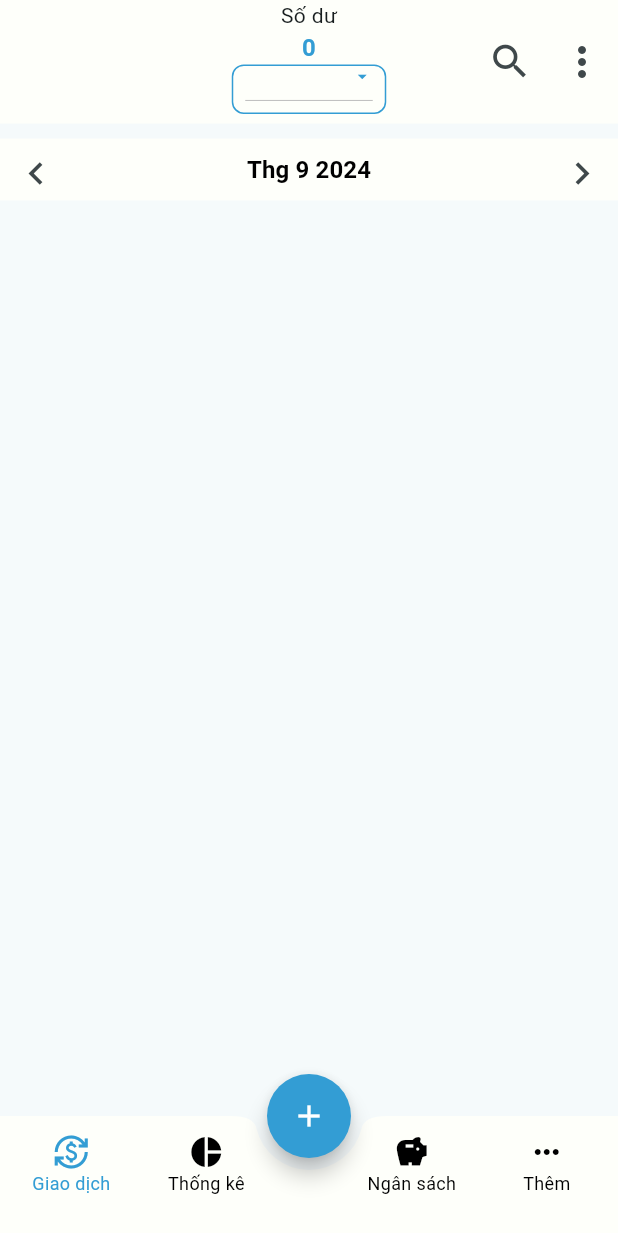
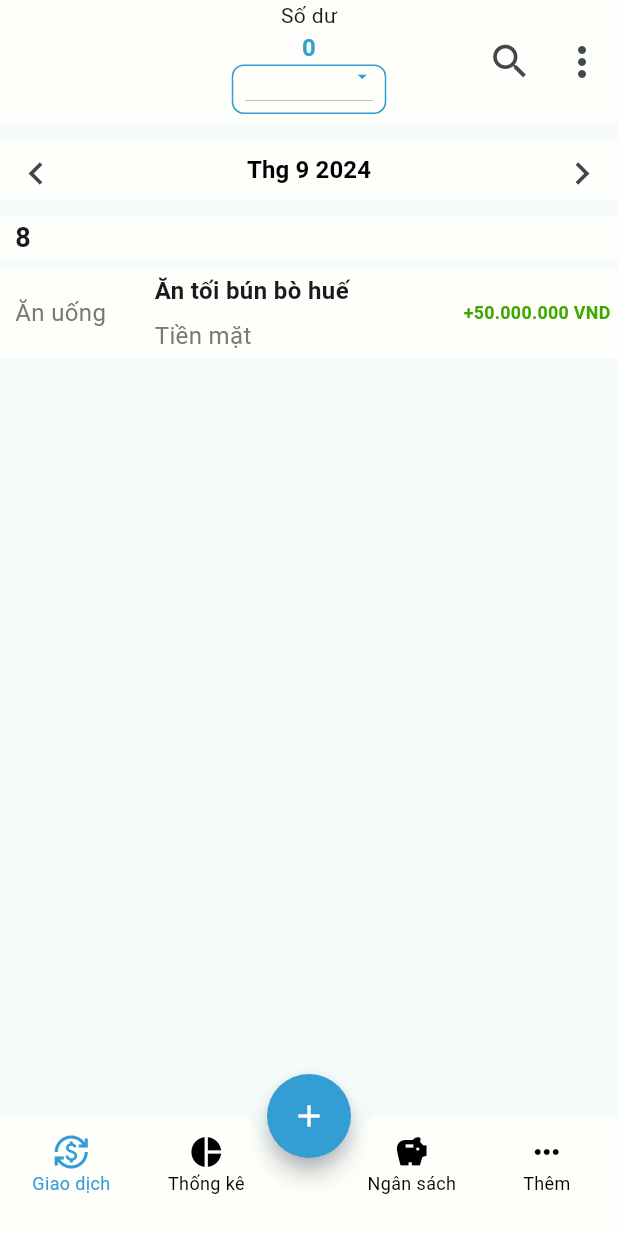
Before and after one commit to zont09/PersonalExpenseManagement, a Flutter app: the screen it shows after launch, on a phone screen of 412 x 824 dp. Shown: the top 1233 px of the screen. Run offline on Flutter 3.47's test engine with Material 3 defaults, Android fonts, the phone set to English and light mode, and no system bars; our stand-ins replace flutter_bloc, sqflite, sqflite_common_ffi; missing offline and left inert: month_year_picker; accounts and stored records are empty.

Commit message:
Add component transaction

```diff
--- a/lib/Screen/Transaction/TransactionScreen.dart
+++ b/lib/Screen/Transaction/TransactionScreen.dart
@@ -242,12 +242,93 @@ class _TransactionState extends State<Transaction> {
                         ),
                       ],
                     ),
-                  )
-                  // Expanded(
-                  //     child: SingleChildScrollView(
-                  //
-                  //   ),
-                  // )
+                  ),
+                  SizedBox(height: 10,),
+                  Expanded(
+                      child: SingleChildScrollView(
+                        child: Column(
+                          children: [
+                            Column(
+                              children: [
+                                Container(
+                                  padding: EdgeInsets.only(left: 10),
+                                  height: 30,
+                                  color: AppColors.Nen,
+                                  child: Row(
+                                    crossAxisAlignment: CrossAxisAlignment.center,
+                                    children: [
+                                      Text("8", style: TextStyle(fontWeight: FontWeight.bold, fontSize: 18),)
+                                    ],
+                                  ),
+                                ),
+                                SizedBox(height: 5,),
+                                Container(
+                                  height: 60,
+                                  color: AppColors.Nen,
+                                  child: InkWell(
+                                    child: Row(
+                                      children: [
+                                        Expanded(
+                                          flex: 1,
+                                          child: Container(
+                                            padding: EdgeInsets.only(left: 10),
+                                            child: Text('Ăn uống', style: TextStyle(fontSize: 16 , color: Color(0xff787878),)),
+                                          ),
+                                        ),
+                                        Expanded(
+                                          flex: 2,
+                                          child: Container(
+                                            child: Column(
+                                              children: [
+                                                Container(
+                                                  height: 30,
+                                                  child: Align(
+                                                    alignment: Alignment.centerLeft,
+                                                    child: Text("Ăn tối bún bò huế", style: TextStyle(fontSize: 16, fontWeight: FontWeight.bold),
+                                                      overflow: TextOverflow.ellipsis,
+                                                      maxLines: 1,),
+                                                  ),
+                                                ),
+                                                Container(
+                                                  height: 30,
+                                                  child: Align(
+                                                    alignment: Alignment.centerLeft,
+                                                    child: Text("Tiền mặt", style: TextStyle(fontSize: 16 , color: Color(0xff787878)),
+                                                      overflow: TextOverflow.ellipsis,
+                                                      maxLines: 1,),
+                                                  ),
+                                                )
+                                              ],
+                                            ),
+                                          ),
+                                        ),
+                                        Expanded(
+                                          flex: 1, // Third column takes 1/4 of the available width
+                                          child: Container(
+                                            padding: EdgeInsets.only(right: 5),
+                                            child: Align(
+                                              alignment: Alignment.centerRight,
+                                              child: FittedBox(
+                                                fit: BoxFit.scaleDown,
+                                                child: Text(
+                                                  '+50.000.000 VND',
+                                                  style: TextStyle(fontWeight: FontWeight.bold,color: AppColors.XanhLaDam),
+                                                ),
+                                              ),
+                                            ),
+                                          ),
+                                        ),
+
+                                      ],
+                                    ),
+                                  ),
+                                )
+                              ],
+                            )
+                          ],
+                        ),
+                    ),
+                  ),
                 ],
               ),
             ),
```
